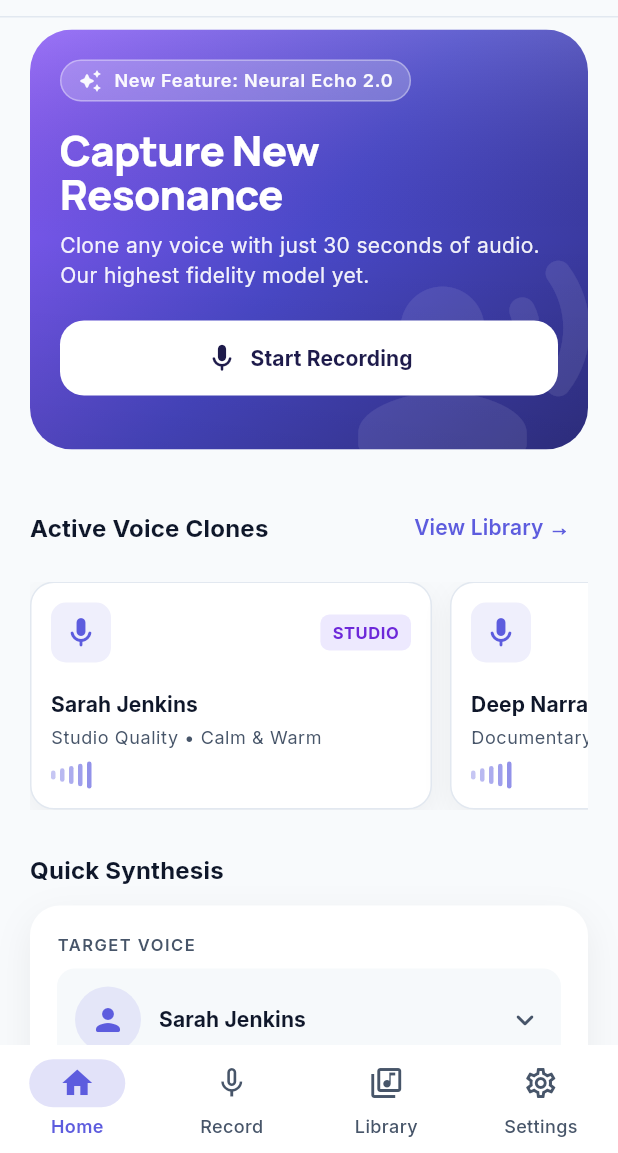
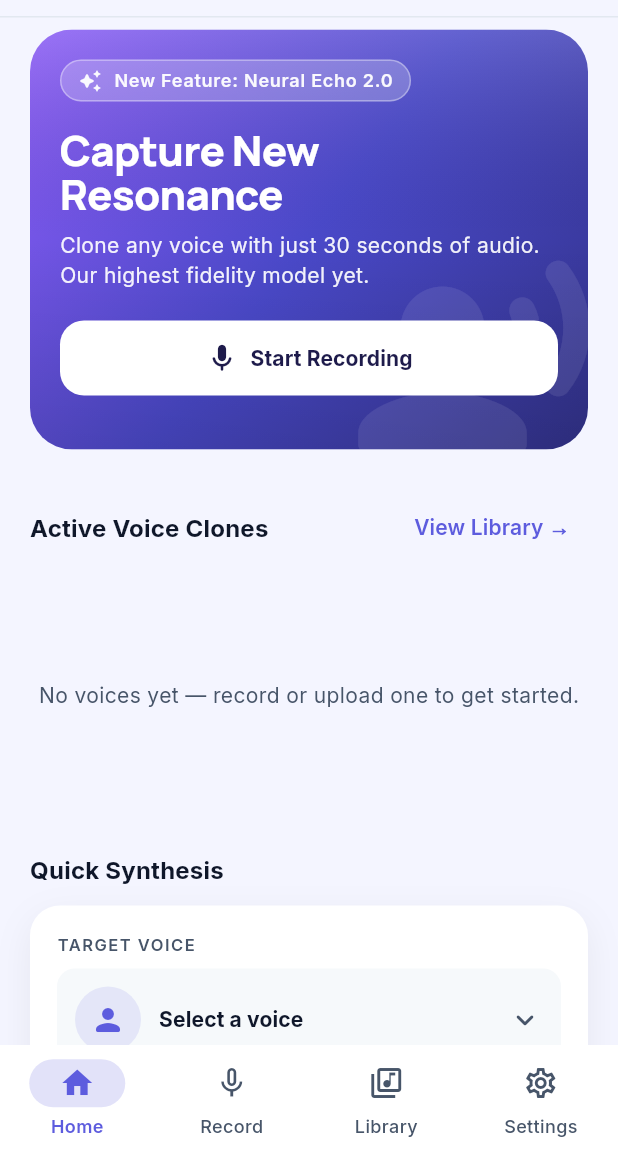
Before and after one commit to RSbleedblue/Xenostream_fe_mobile, a Flutter app: the screen it shows after launch, on a phone screen of 412 x 824 dp, the part 83-1236 px from its top. Run offline on Flutter 3.47's test engine with Material 3 defaults, Android fonts, the phone set to English and light mode, and no system bars; our stand-ins replace equatable, flutter_bloc, go_router, google_fonts, just_audio, permission_handler; missing offline and left inert: record; accounts and stored records are empty; network calls fail.

Commit message:
fix active voices delete and payback option

```diff
--- a/lib/app/theme/app_colors.dart
+++ b/lib/app/theme/app_colors.dart
@@ -8,7 +8,7 @@ import 'app_palette.dart';
 /// Prefer palette tokens for new surfaces; keep using [AppColors] for
 /// consistent imports across existing widgets.
 abstract final class AppColors {
-  static const Color canvas = NeutralPalette.n50;
+  static const Color canvas = PrimaryPalette.p50;
   static const Color primaryPurple = PrimaryPalette.p500;
   static const Color primaryPurpleDeep = SecondaryPalette.s800;
   static const Color accentViolet = TertiaryPalette.t500;
--- a/lib/core/api/api_config.dart
+++ b/lib/core/api/api_config.dart
@@ -20,7 +20,7 @@ class ApiConfig {
   static const String _baseUrlFromEnv =
       String.fromEnvironment('API_BASE_URL', defaultValue: '');
   static const String _apiKeyFromEnv =
-      String.fromEnvironment('API_KEY', defaultValue: '');
+      String.fromEnvironment('API_KEY', defaultValue: 'change-me');
 
   /// Resolves a sensible default backend URL for the current platform.
   factory ApiConfig.defaults() {
--- a/lib/features/home/presentation/home_page.dart
+++ b/lib/features/home/presentation/home_page.dart
@@ -1,13 +1,13 @@
 import 'package:flutter/material.dart';
 import 'package:flutter_bloc/flutter_bloc.dart';
 import 'package:go_router/go_router.dart';
+import 'package:provider/provider.dart';
 import '../../../app/theme/app_colors.dart';
 import '../../../app/theme/app_palette.dart';
 import '../../../app/theme/app_radii.dart';
 import '../../../app/theme/app_theme.dart';
+import '../../../core/api/xenostream_api_client.dart';
 import '../../../core/session/active_voice_profile_store.dart';
-import '../../../shared/domain/voice_profile.dart';
-import '../../voice_enrollment/data/voice_enrollment_repository.dart';
 import '../../voice_synthesis/presentation/bloc/synthesis_bloc.dart';
 import '../../voice_synthesis/presentation/bloc/synthesis_event.dart';
 import '../../voice_synthesis/presentation/bloc/synthesis_state.dart';
@@ -20,19 +20,19 @@ class HomePage extends StatefulWidget {
   State<HomePage> createState() => _HomePageState();
 }
 
-class _HomePageState extends State<HomePage> {
+class _HomePageState extends State<HomePage> with WidgetsBindingObserver {
   final TextEditingController _scriptController = TextEditingController();
-  String _targetVoiceLabel = 'Sarah Jenkins';
+  String _targetVoiceLabel = 'Select a voice';
 
-  static const List<_DemoVoice> _demoVoices = <_DemoVoice>[
-    _DemoVoice(name: 'Sarah Jenkins', subtitle: 'Studio Quality • Calm & Warm', badge: 'STUDIO'),
-    _DemoVoice(name: 'Deep Narrator', subtitle: 'Documentary • Rich lows', badge: 'STUDIO'),
-    _DemoVoice(name: 'Aurora Lite', subtitle: 'Social • Bright', badge: 'LITE'),
-  ];
+  List<VoiceUploadResult> _apiVoices = [];
+  bool _voicesLoading = true;
 
   @override
   void initState() {
     super.initState();
+    WidgetsBinding.instance.addObserver(this);
+    _fetchVoices();
+    context.read<ActiveVoiceProfileStore>().addListener(_onProfileChanged);
     WidgetsBinding.instance.addPostFrameCallback((_) {
       if (!mounted) return;
       final t = context.read<SynthesisBloc>().state.text;
@@ -46,13 +46,61 @@ class _HomePageState extends State<HomePage> {
   }
 
   @override
+  void didChangeAppLifecycleState(AppLifecycleState state) {
+    if (state == AppLifecycleState.resumed) _fetchVoices();
+  }
+
+  void _onProfileChanged() {
+    _fetchVoices();
+    final profile = context.read<ActiveVoiceProfileStore>().profile;
+    if (profile != null) {
+      context.read<SynthesisBloc>().add(SynthesisVoiceSelected(profile.id));
+      setState(() => _targetVoiceLabel = profile.displayName);
+    }
+  }
+
+  Future<void> _fetchVoices() async {
+    try {
+      final client = context.read<XenoStreamApiClient>();
+      final voices = await client.listVoices();
+      if (!mounted) return;
+      setState(() {
+        _apiVoices = voices;
+        _voicesLoading = false;
+      });
+      final bloc = context.read<SynthesisBloc>();
+      if (voices.isNotEmpty && bloc.state.selectedVoiceId == null) {
+        _selectVoice(voices.first);
+      }
+    } catch (_) {
+      if (!mounted) return;
+      setState(() => _voicesLoading = false);
+    }
+  }
+
+  void _selectVoice(VoiceUploadResult voice) {
+    setState(() => _targetVoiceLabel = _displayName(voice));
+    context.read<SynthesisBloc>().add(SynthesisVoiceSelected(voice.voiceId));
+  }
+
+  static String _displayName(VoiceUploadResult v) {
+    final filename = v.filePath.split('/').last.split('\\').last;
+    final dotIndex = filename.lastIndexOf('.');
+    final stem = dotIndex > 0 ? filename.substring(0, dotIndex) : filename;
+    if (stem.length <= 12) return stem;
+    return '${v.voiceId.substring(0, 8)}…';
+  }
+
+  @override
   void dispose() {
+    context.read<ActiveVoiceProfileStore>().removeListener(_onProfileChanged);
+    WidgetsBinding.instance.removeObserver(this);
     _scriptController.dispose();
     super.dispose();
   }
 
-  Future<void> _pickTargetVoice(BuildContext context, VoiceProfile? profile) async {
-    final choice = await showModalBottomSheet<String>(
+  Future<void> _pickTargetVoice(BuildContext context) async {
+    final choice = await showModalBottomSheet<VoiceUploadResult>(
       context: context,
       showDragHandle: true,
       builder: (BuildContext ctx) {
@@ -60,25 +108,21 @@ class _HomePageState extends State<HomePage> {
           child: ListView(
             shrinkWrap: true,
             children: [
-              if (profile != null)
-                ListTile(
-                  leading: CircleAvatar(
-                    backgroundColor: AppColors.primaryPurple.withValues(alpha: 0.15),
-                    child: const Icon(Icons.verified_rounded, color: AppColors.primaryPurple),
-                  ),
-                  title: Text(profile.displayName),
-                  subtitle: Text(profile.id, maxLines: 1, overflow: TextOverflow.ellipsis),
-                  onTap: () => Navigator.pop(ctx, 'Your locked voice'),
-                ),
-              for (final v in _demoVoices)
+              for (final v in _apiVoices)
                 ListTile(
                   leading: CircleAvatar(
                     backgroundColor: TertiaryPalette.t100,
                     child: Icon(Icons.graphic_eq_rounded, color: TertiaryPalette.t600),
                   ),
-                  title: Text(v.name),
-                  subtitle: Text(v.subtitle),
-                  onTap: () => Navigator.pop(ctx, v.name),
+                  title: Text(_displayName(v)),
+                  subtitle: Text(v.voiceId, maxLines: 1, overflow: TextOverflow.ellipsis),
+                  onTap: () => Navigator.pop(ctx, v),
+                ),
+              if (_apiVoices.isEmpty)
+                const ListTile(
+                  leading: Icon(Icons.info_outline_rounded),
+                  title: Text('No voices available'),
+                  subtitle: Text('Record or upload a voice first.'),
                 ),
             ],
           ),
@@ -86,14 +130,12 @@ class _HomePageState extends State<HomePage> {
       },
     );
     if (choice != null && mounted) {
-      setState(() => _targetVoiceLabel = choice);
+      _selectVoice(choice);
     }
   }
 
   @override
   Widget build(BuildContext context) {
-    final store = context.watch<ActiveVoiceProfileStore>();
-    final profile = store.profile;
     final textTheme = Theme.of(context).textTheme;
 
     return BlocListener<SynthesisBloc, SynthesisState>(
@@ -131,9 +173,15 @@ class _HomePageState extends State<HomePage> {
                     onAction: () => context.go('/library'),
                   ),
                   const SizedBox(height: 12),
-                  _VoiceCarousel(
-                    profile: profile,
-                    demos: _demoVoices,
+                  BlocBuilder<SynthesisBloc, SynthesisState>(
+                    buildWhen: (a, b) => a.selectedVoiceId != b.selectedVoiceId,
+                    builder: (context, synthState) => _VoiceCarousel(
+                      voices: _apiVoices,
+                      selectedVoiceId: synthState.selectedVoiceId,
+                      loading: _voicesLoading,
+                      onRefresh: _fetchVoices,
+                      onSelect: _selectVoice,
+                    ),
                   ),
                   const SizedBox(height: 28),
                   Text(
@@ -147,8 +195,7 @@ class _HomePageState extends State<HomePage> {
                   _QuickSynthesisCard(
                     scriptController: _scriptController,
                     targetLabel: _targetVoiceLabel,
-                    profile: profile,
-                    onPickVoice: () => _pickTargetVoice(context, profile),
+                    onPickVoice: () => _pickTargetVoice(context),
                     onScriptChanged: (String v) =>
                         context.read<SynthesisBloc>().add(SynthesisTextChanged(v)),
                   ),
@@ -209,18 +256,6 @@ class _HomePageState extends State<HomePage> {
       ),
     );
   }
-}
-
-class _DemoVoice {
-  const _DemoVoice({
-    required this.name,
-    required this.subtitle,
-    required this.badge,
-  });
-
-  final String name;
-  final String subtitle;
-  final String badge;
 }
 
 class _FeatureHeroCard extends StatelessWidget {
@@ -398,34 +433,38 @@ class _SectionTitleRow extends StatelessWidget {
 
 class _VoiceCarousel extends StatelessWidget {
   const _VoiceCarousel({
-    required this.profile,
-    required this.demos,
+    required this.voices,
+    required this.selectedVoiceId,
+    required this.loading,
+    required this.onRefresh,
+    required this.onSelect,
   });
 
-  final VoiceProfile? profile;
-  final List<_DemoVoice> demos;
+  final List<VoiceUploadResult> voices;
+  final String? selectedVoiceId;
+  final bool loading;
+  final VoidCallback onRefresh;
+  final ValueChanged<VoiceUploadResult> onSelect;
 
   @override
   Widget build(BuildContext context) {
-    final cards = <Widget>[];
-    if (profile != null) {
-      cards.add(
-        _VoiceCloneCard(
-          name: 'Your locked voice',
-          subtitle: 'Studio Quality • Your clone',
-          badge: 'ACTIVE',
-          highlight: true,
-          onDelete: () => _confirmDeleteVoice(context, profile!),
-        ),
+    if (loading) {
+      return const SizedBox(
+        height: 152,
+        child: Center(child: CircularProgressIndicator()),
       );
     }
-    for (final d in demos) {
-      cards.add(
-        _VoiceCloneCard(
-          name: d.name,
-          subtitle: d.subtitle,
-          badge: d.badge,
-          highlight: false,
+
+    if (voices.isEmpty) {
+      return SizedBox(
+        height: 152,
+        child: Center(
+          child: Text(
+            'No voices yet — record or upload one to get started.',
+            style: Theme.of(context).textTheme.bodyMedium?.copyWith(
+                  color: AppColors.textSecondary,
+                ),
+          ),
         ),
       );
     }
@@ -434,14 +473,27 @@ class _VoiceCarousel extends StatelessWidget {
       height: 152,
       child: ListView.separated(
         scrollDirection: Axis.horizontal,
-        itemCount: cards.length,
+        itemCount: voices.length,
         separatorBuilder: (BuildContext context, int index) => const SizedBox(width: 12),
-        itemBuilder: (BuildContext context, int i) => cards[i],
+        itemBuilder: (BuildContext context, int i) {
+          final v = voices[i];
+          final isSelected = v.voiceId == selectedVoiceId;
+          return GestureDetector(
+            onTap: () => onSelect(v),
+            child: _VoiceCloneCard(
+              name: _HomePageState._displayName(v),
+              subtitle: v.voiceId,
+              badge: isSelected ? 'SELECTED' : 'VOICE',
+              highlight: isSelected,
+              onDelete: () => _confirmDeleteVoice(context, v),
+            ),
+          );
+        },
       ),
     );
   }
 
-  Future<void> _confirmDeleteVoice(BuildContext context, VoiceProfile profile) async {
+  Future<void> _confirmDeleteVoice(BuildContext context, VoiceUploadResult voice) async {
     final confirmed = await showDialog<bool>(
       context: context,
       builder: (ctx) => AlertDialog(
@@ -465,12 +517,12 @@ class _VoiceCarousel extends StatelessWidget {
     if (confirmed != true || !context.mounted) return;
 
     try {
-      final repo = context.read<VoiceEnrollmentRepository>();
-      await repo.deleteVoice(voiceId: profile.id);
+      final client = context.read<XenoStreamApiClient>();
+      await client.deleteVoice(voice.voiceId);
       if (!context.mounted) return;
-      context.read<ActiveVoiceProfileStore>().clear();
+      onRefresh();
       ScaffoldMessenger.of(context).showSnackBar(
-        const SnackBar(content: Text('Voice profile deleted.')),
+        const SnackBar(content: Text('Voice deleted.')),
       );
     } catch (e) {
       if (context.mounted) {
@@ -624,21 +676,18 @@ class _QuickSynthesisCard extends StatelessWidget {
   const _QuickSynthesisCard({
     required this.scriptController,
     required this.targetLabel,
-    required this.profile,
     required this.onPickVoice,
     required this.onScriptChanged,
   });
 
   final TextEditingController scriptController;
   final String targetLabel;
-  final VoiceProfile? profile;
   final VoidCallback onPickVoice;
   final ValueChanged<String> onScriptChanged;
 
   @override
   Widget build(BuildContext context) {
     final textTheme = Theme.of(context).textTheme;
-    final hintName = profile != null ? 'your locked voice' : 'Sarah';
 
     return DecoratedBox(
       decoration: BoxDecoration(
@@ -658,7 +707,7 @@ class _QuickSynthesisCard extends StatelessWidget {
           builder: (BuildContext context, SynthesisState state) {
             final bloc = context.read<SynthesisBloc>();
             final isGenerating = state.phase == SynthesisPhase.generating;
-            final canGenerate = state.canGenerate && profile != null;
+            final canGenerate = state.canGenerate;
 
             return Column(
               crossAxisAlignment: CrossAxisAlignment.stretch,
@@ -689,23 +738,11 @@ class _QuickSynthesisCard extends StatelessWidget {
                           ),
                           const SizedBox(width: 12),
                           Expanded(
-                            child: Column(
-                              crossAxisAlignment: CrossAxisAlignment.start,
-                              children: [
-                                Text(
-                                  targetLabel,
-                                  style: textTheme.titleSmall?.copyWith(fontWeight: FontWeight.w700),
-                                  maxLines: 1,
-                                  overflow: TextOverflow.ellipsis,
-                                ),
-                                if (profile case final VoiceProfile p)
-                                  Text(
-                                    p.displayName,
-                                    maxLines: 1,
-                                    overflow: TextOverflow.ellipsis,
-                                    style: textTheme.labelSmall?.copyWith(color: AppColors.textSecondary),
-                                  ),
-                              ],
+                            child: Text(
+                              targetLabel,
+                              style: textTheme.titleSmall?.copyWith(fontWeight: FontWeight.w700),
+                              maxLines: 1,
+                              overflow: TextOverflow.ellipsis,
                             ),
                           ),
                           Icon(Icons.keyboard_arrow_down_rounded, color: AppColors.textSecondary),
@@ -730,7 +767,7 @@ class _QuickSynthesisCard extends StatelessWidget {
                   minLines: 3,
                   onChanged: onScriptChanged,
                   decoration: InputDecoration(
-                    hintText: 'Type what you want $hintName to say…',
+                    hintText: 'Type what you want the selected voice to say…',
                     hintStyle: textTheme.bodyMedium?.copyWith(
                       color: AppColors.textSecondary.withValues(alpha: 0.75),
                     ),
@@ -810,11 +847,11 @@ class _QuickSynthesisCard extends StatelessWidget {
                     ),
                   ),
                 ),
-                if (profile == null)
+                if (state.selectedVoiceId == null)
                   Padding(
                     padding: const EdgeInsets.only(top: 10),
                     child: Text(
-                      'Lock a voice in Record to enable synthesis.',
+                      'Select a voice above to enable synthesis.',
                       style: textTheme.bodySmall?.copyWith(color: AppColors.textSecondary),
                       textAlign: TextAlign.center,
                     ),
--- a/lib/features/voice_synthesis/presentation/bloc/synthesis_bloc.dart
+++ b/lib/features/voice_synthesis/presentation/bloc/synthesis_bloc.dart
@@ -14,10 +14,10 @@ class SynthesisBloc extends Bloc<SynthesisEvent, SynthesisState> {
     required ActiveVoiceProfileStore activeVoiceProfileStore,
     required AudioPlayer audioPlayer,
   })  : _repository = repository,
-        _activeVoiceProfileStore = activeVoiceProfileStore,
         _audioPlayer = audioPlayer,
         super(const SynthesisState()) {
     on<SynthesisTextChanged>(_onTextChanged);
+    on<SynthesisVoiceSelected>(_onVoiceSelected);
     on<SynthesisGenerateRequested>(_onGenerateRequested);
     on<SynthesisPlayPauseToggled>(_onPlayPauseToggled);
     on<SynthesisPlaybackEnded>(_onPlaybackEnded);
@@ -31,7 +31,6 @@ class SynthesisBloc extends Bloc<SynthesisEvent, SynthesisState> {
   }
 
   final VoiceSynthesisRepository _repository;
-  final ActiveVoiceProfileStore _activeVoiceProfileStore;
   final AudioPlayer _audioPlayer;
 
   late final StreamSubscription<PlayerState> _playerStateSubscription;
@@ -56,18 +55,25 @@ class SynthesisBloc extends Bloc<SynthesisEvent, SynthesisState> {
     );
   }
 
+  void _onVoiceSelected(
+    SynthesisVoiceSelected event,
+    Emitter<SynthesisState> emit,
+  ) {
+    emit(state.copyWith(selectedVoiceId: event.voiceId));
+  }
+
   Future<void> _onGenerateRequested(
     SynthesisGenerateRequested event,
     Emitter<SynthesisState> emit,
   ) async {
     if (!state.canGenerate) return;
 
-    final profile = _activeVoiceProfileStore.profile;
-    if (profile == null) {
+    final voiceId = state.selectedVoiceId;
+    if (voiceId == null) {
       emit(
         state.copyWith(
           phase: SynthesisPhase.failure,
-          errorMessage: 'Enroll and lock a voice before synthesizing.',
+          errorMessage: 'Select a voice before synthesizing.',
           clearResult: true,
         ),
       );
@@ -85,7 +91,7 @@ class SynthesisBloc extends Bloc<SynthesisEvent, SynthesisState> {
     try {
       await _audioPlayer.stop();
       final result = await _repository.synthesize(
-        voiceProfileId: profile.id,
+        voiceProfileId: voiceId,
         text: state.text.trim(),
       );
       if (result.audioFilePath != null) {
--- a/lib/features/voice_synthesis/presentation/bloc/synthesis_event.dart
+++ b/lib/features/voice_synthesis/presentation/bloc/synthesis_event.dart
@@ -16,6 +16,15 @@ final class SynthesisTextChanged extends SynthesisEvent {
   List<Object?> get props => [text];
 }
 
+final class SynthesisVoiceSelected extends SynthesisEvent {
+  const SynthesisVoiceSelected(this.voiceId);
+
+  final String voiceId;
+
+  @override
+  List<Object?> get props => [voiceId];
+}
+
 final class SynthesisGenerateRequested extends SynthesisEvent {
   const SynthesisGenerateRequested();
 }
--- a/lib/features/voice_synthesis/presentation/bloc/synthesis_state.dart
+++ b/lib/features/voice_synthesis/presentation/bloc/synthesis_state.dart
@@ -14,33 +14,38 @@ final class SynthesisState extends Equatable {
   const SynthesisState({
     this.phase = SynthesisPhase.idle,
     this.text = '',
+    this.selectedVoiceId,
     this.result,
     this.errorMessage,
   });
 
   final SynthesisPhase phase;
   final String text;
+  final String? selectedVoiceId;
   final SynthesisResult? result;
   final String? errorMessage;
 
-  bool get canGenerate => text.trim().isNotEmpty;
+  bool get canGenerate => text.trim().isNotEmpty && selectedVoiceId != null;
 
   SynthesisState copyWith({
     SynthesisPhase? phase,
     String? text,
+    String? selectedVoiceId,
     SynthesisResult? result,
     String? errorMessage,
     bool clearResult = false,
     bool clearError = false,
+    bool clearVoiceId = false,
   }) {
     return SynthesisState(
       phase: phase ?? this.phase,
       text: text ?? this.text,
+      selectedVoiceId: clearVoiceId ? null : (selectedVoiceId ?? this.selectedVoiceId),
       result: clearResult ? null : (result ?? this.result),
       errorMessage: clearError ? null : (errorMessage ?? this.errorMessage),
     );
   }
 
   @override
-  List<Object?> get props => [phase, text, result, errorMessage];
+  List<Object?> get props => [phase, text, selectedVoiceId, result, errorMessage];
 }
--- a/lib/features/voice_synthesis/presentation/synthesis_page.dart
+++ b/lib/features/voice_synthesis/presentation/synthesis_page.dart
@@ -125,6 +125,15 @@ class _SynthesisPageState extends State<SynthesisPage> {
                       ),
                     ),
                   ],
+                ),
+              ),
+              const SizedBox(height: 12),
+              FilledButton.icon(
+                onPressed: () => context.go('/record'),
+                icon: const Icon(Icons.mic_rounded, size: 20),
+                label: const Text('Add Voice'),
+                style: FilledButton.styleFrom(
+                  padding: const EdgeInsets.symmetric(horizontal: 20, vertical: 12),
                 ),
               ),
               const SizedBox(height: 20),
```
